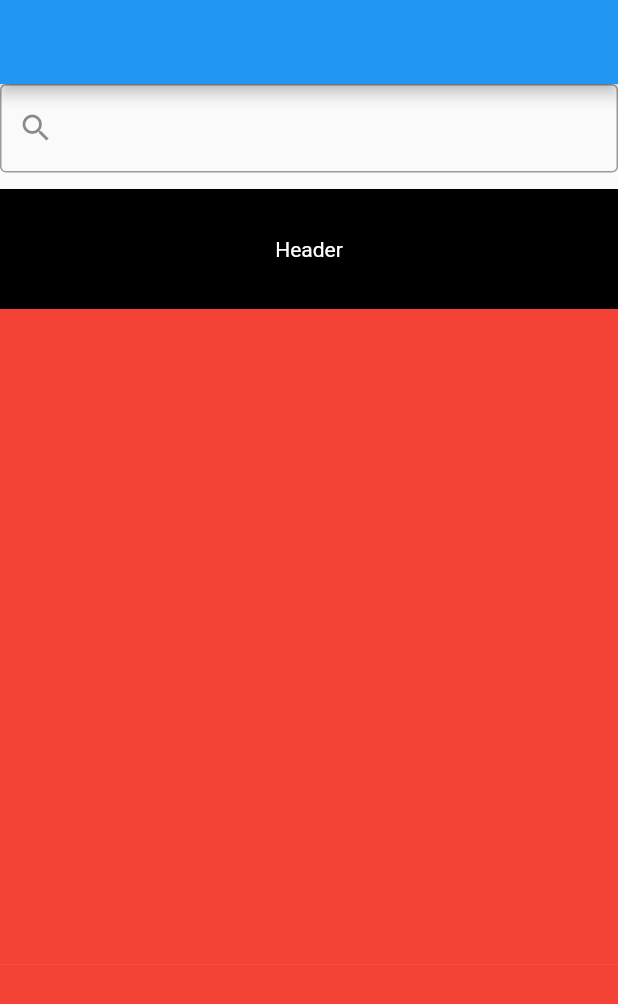
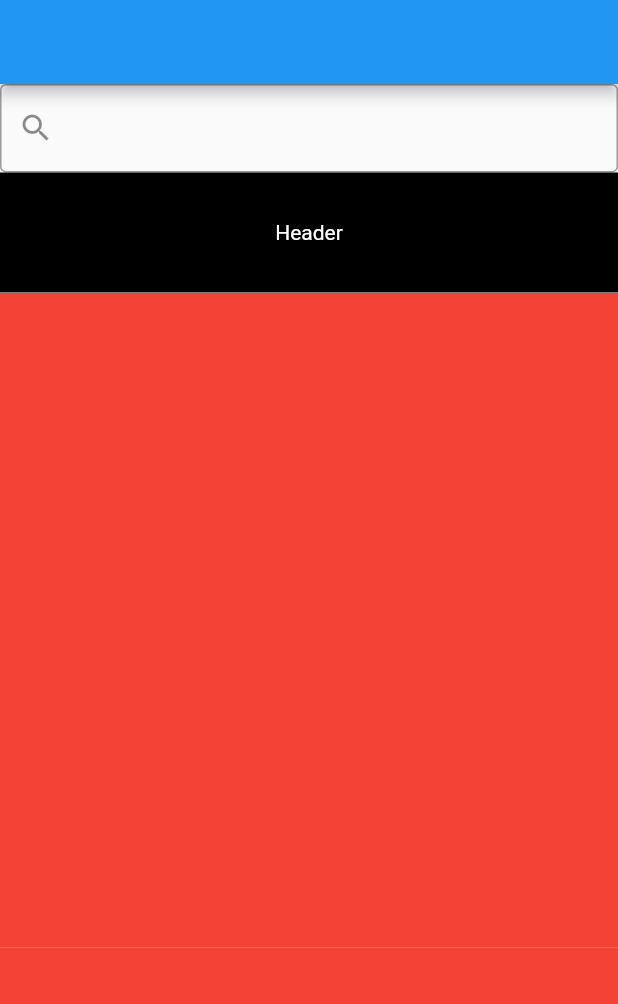
Before and after one commit to moneer-muntazah/chris_tucker, a Flutter app: the screen it shows after launch, on a phone screen of 412 x 824 dp. Shown: the top 1004 px of the screen. Run offline on Flutter 3.47's test engine with Material 2 defaults, Android fonts, the phone set to English and light mode, and no system bars; drawn by our look-alikes of pull_to_refresh.

Commit message:
Sizes itself, but there is an animation in the begining.

```diff
--- a/lib/main.dart
+++ b/lib/main.dart
@@ -48,7 +48,6 @@ class MyHomePage extends StatelessWidget {
       body: Center(
         child: ChrisTucker(
             controller: _scrollController,
-            height: 70,
             buckle: TextFormField(
               decoration: InputDecoration(
                 border: OutlineInputBorder(),
@@ -96,24 +95,48 @@ class MyHomePage extends StatelessWidget {
   }
 }
 
-class ChrisTucker extends StatelessWidget {
+class ChrisTucker extends StatefulWidget {
+  static const duration = Duration(milliseconds: 200);
+
   ChrisTucker(
-      {required this.controller,
-      required this.height,
-      required this.buckle,
-      required this.children});
+      {required this.controller, required this.buckle, required this.children});
 
   final ScrollController controller;
-  final double height;
   final Widget buckle;
   final List<Widget> children;
 
   @override
+  _ChrisTuckerState createState() => _ChrisTuckerState();
+}
+
+class _ChrisTuckerState extends State<ChrisTucker> {
+  final GlobalKey globalKey = GlobalKey();
+  double? height;
+
+  @override
+  void initState() {
+    super.initState();
+    WidgetsBinding.instance!.addPostFrameCallback((timeStamp) {
+      final globalKeyContext = globalKey.currentContext;
+      if (globalKeyContext != null) {
+        setState(() {
+          height =
+              (globalKeyContext.findRenderObject() as RenderBox).size.height;
+        });
+      }
+    });
+  }
+
+  @override
   Widget build(BuildContext context) {
-    double h = height;
+    var h = height;
+    ScrollDirection? direction;
     final spring = StatefulBuilder(builder: (context, setState) {
-      controller.addListener(() {
-        switch (controller.position.userScrollDirection) {
+      widget.controller.addListener(() {
+        final d = widget.controller.position.userScrollDirection;
+        if (d != direction) {
+          direction = d;
+          switch (d) {
             case ScrollDirection.forward:
               setState(() {
                 h = height;
@@ -127,17 +150,17 @@ class ChrisTucker extends StatelessWidget {
             case ScrollDirection.idle:
               break;
           }
+        }
       });
       return AnimatedContainer(
-        duration: Duration(milliseconds: 200),
-        height: h,
+        duration: ChrisTucker.duration,
+        height: h ?? 0.0,
       );
     });
     return Stack(children: <Widget>[
-      ConstrainedBox(
-          constraints: BoxConstraints.tightFor(height: height), child: buckle),
+      Container(key: globalKey, child: widget.buckle),
       Column(
-        children: [spring, ...children],
+        children: [spring, ...widget.children],
       )
     ]);
   }
```
Lines whose indentation alone changed are shown as unchanged.
